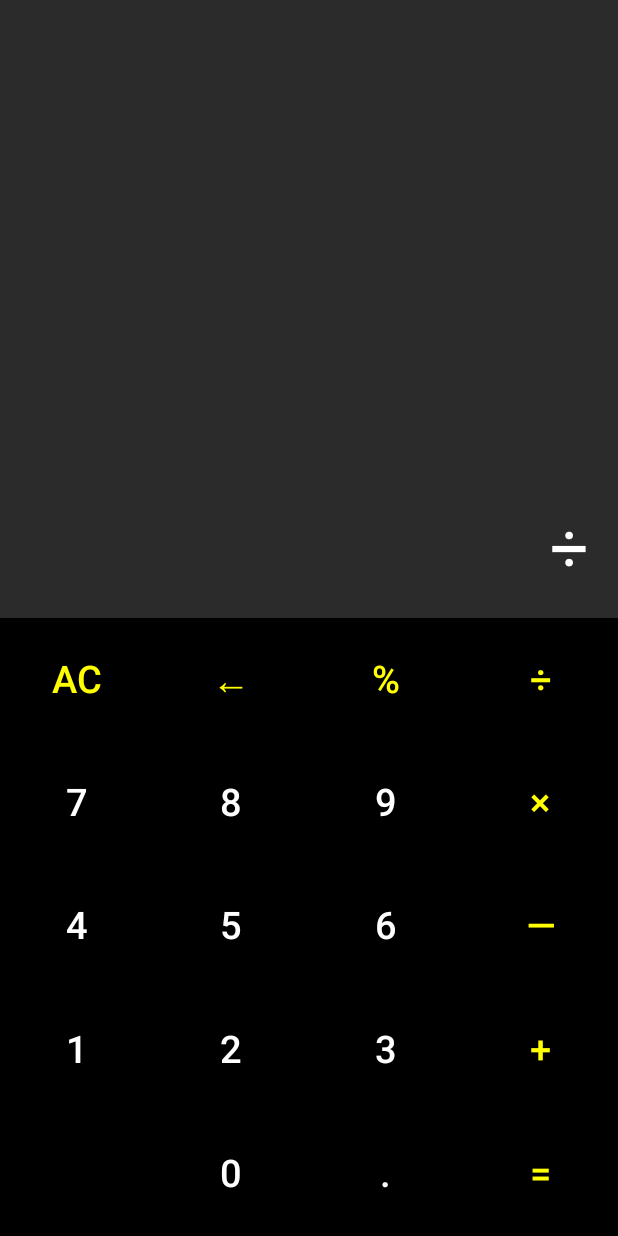
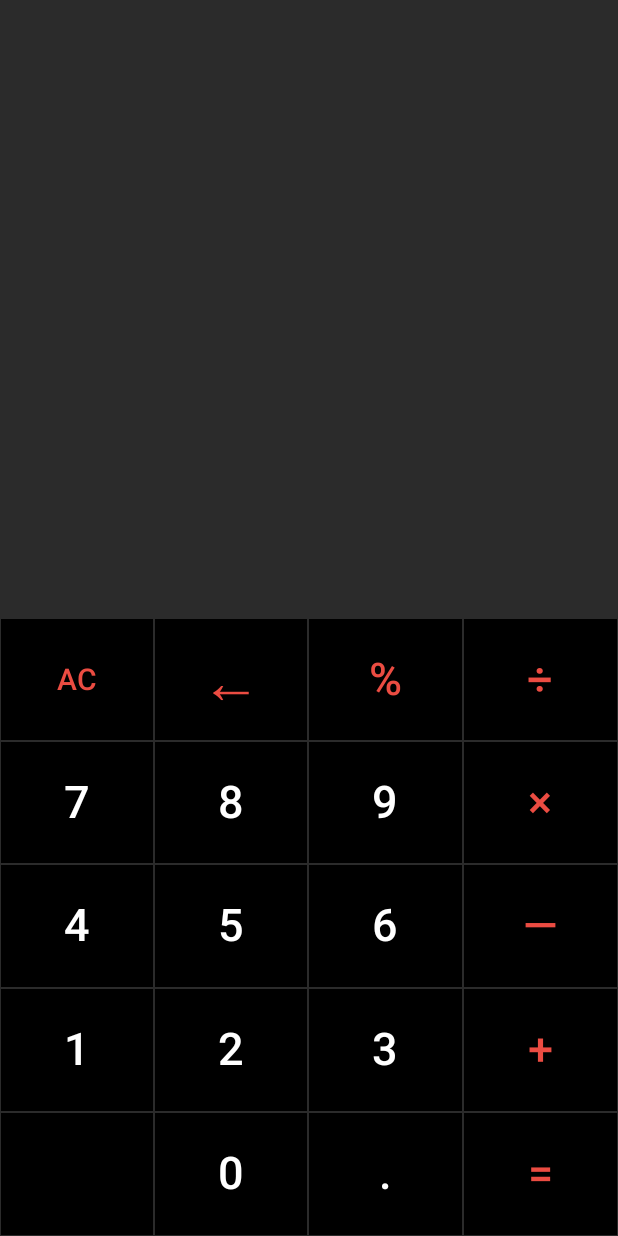
Before and after one commit to Saidamirr/Calculator, an Android app built with Jetpack Compose: the screen it shows after launch (MainActivity), after a tap on an icon or button, on a phone screen of 412 x 824 dp. Run offline under Robolectric (Android 15) with nearby library versions, the phone set to English and light mode, and no system bars.

Commit message:
first stable version

```diff
--- a/app/src/main/java/com/example/calculator/ui/theme/Layout.kt
+++ b/app/src/main/java/com/example/calculator/ui/theme/Layout.kt
@@ -1,5 +1,7 @@
 package com.example.calculator.ui.theme
+import android.util.Size
 import androidx.compose.foundation.background
+import androidx.compose.foundation.border
 import androidx.compose.foundation.layout.Box
 import androidx.compose.foundation.layout.Column
 import androidx.compose.foundation.layout.Row
@@ -16,6 +18,7 @@ import androidx.compose.runtime.*
 import androidx.compose.ui.Alignment
 import androidx.compose.ui.Modifier
 import androidx.compose.ui.graphics.Color
+import androidx.compose.ui.unit.TextUnit
 import androidx.compose.ui.unit.dp
 import androidx.compose.ui.unit.sp
 import java.util.Stack
@@ -26,18 +29,26 @@ fun ButtonModel(
     modifier: Modifier = Modifier,
     label: String,
     action: () -> Unit,
-    color: Color
+    color: Color,
+    size: FontSize
 ) {
     Button(
         onClick = action,
         colors = ButtonDefaults.buttonColors(containerColor = Color.Black),
         modifier = modifier
             .background(Color.Black)
+            .border(0.1.dp, Color(43,43,43))
     ) {
         Text(text = "$label",
             color = color,
-            fontSize = 25.sp)
+            fontSize = size.value)
     }
+}
+
+enum class FontSize(val value: TextUnit) {
+    SMALL(20.sp),
+    NORMAL(30.sp),
+    BIG(40.sp)
 }
 
 @Composable
@@ -47,26 +58,43 @@ fun layout () {
     }
 
     val buttons = listOf(
-        ButtonInstance("AC", { inputString = ""}, ButtonColor.ACTION.value),
-        ButtonInstance("←", { inputString = inputString.dropLast(1)}, ButtonColor.ACTION.value),
-        ButtonInstance("%", {}, ButtonColor.ACTION.value),
-        ButtonInstance("÷", { inputString += "÷" }, ButtonColor.ACTION.value),
-        ButtonInstance("7", { inputString += "7" }, ButtonColor.NUMBER.value),
-        ButtonInstance("8", { inputString += "8" }, ButtonColor.NUMBER.value),
-        ButtonInstance("9", { inputString += "9" }, ButtonColor.NUMBER.value),
-        ButtonInstance("×", { inputString += "×" }, ButtonColor.ACTION.value),
-        ButtonInstance("4", { inputString += "4" }, ButtonColor.NUMBER.value),
-        ButtonInstance("5", { inputString += "5" }, ButtonColor.NUMBER.value),
-        ButtonInstance("6", { inputString += "6" }, ButtonColor.NUMBER.value),
-        ButtonInstance("—", { inputString += "—" }, ButtonColor.ACTION.value),
-        ButtonInstance("1", { inputString += "1" }, ButtonColor.NUMBER.value),
-        ButtonInstance("2", { inputString += "2" }, ButtonColor.NUMBER.value),
-        ButtonInstance("3", { inputString += "3" }, ButtonColor.NUMBER.value),
-        ButtonInstance("+", { inputString += "+" }, ButtonColor.ACTION.value),
-        ButtonInstance(" ", {}, ButtonColor.NUMBER.value),
-        ButtonInstance("0", { inputString += "0" }, ButtonColor.NUMBER.value),
-        ButtonInstance(".", { inputString += "." }, ButtonColor.NUMBER.value),
-        ButtonInstance("=", { inputString = solve(inputString).toString()}, ButtonColor.ACTION.value),
+        ButtonInstance("AC", { inputString = ""}, ButtonColor.ACTION.value, FontSize.SMALL),
+        ButtonInstance("←", { inputString = inputString.dropLast(1)}, ButtonColor.ACTION.value, FontSize.BIG),
+        ButtonInstance("%", {}, ButtonColor.ACTION.value, FontSize.NORMAL),
+        ButtonInstance("÷", {
+            try{
+                if(isLastOperator(inputString)) inputString = inputString.dropLast(1)
+                if(inputString.isNotEmpty()) inputString += "÷"
+            } catch (e: Exception) {
+                println("Ошибка: ${e.message}")
+            }
+
+                            }, ButtonColor.ACTION.value, FontSize.NORMAL),
+        ButtonInstance("7", { inputString += "7" }, ButtonColor.NUMBER.value, FontSize.NORMAL),
+        ButtonInstance("8", { inputString += "8" }, ButtonColor.NUMBER.value, FontSize.NORMAL),
+        ButtonInstance("9", { inputString += "9" }, ButtonColor.NUMBER.value, FontSize.NORMAL),
+        ButtonInstance("×", {
+            if(isLastOperator(inputString)) inputString = inputString.dropLast(1)
+            if(inputString.isNotEmpty()) inputString += "×"
+                            }, ButtonColor.ACTION.value, FontSize.NORMAL),
+        ButtonInstance("4", { inputString += "4" }, ButtonColor.NUMBER.value, FontSize.NORMAL),
+        ButtonInstance("5", { inputString += "5" }, ButtonColor.NUMBER.value, FontSize.NORMAL),
+        ButtonInstance("6", { inputString += "6" }, ButtonColor.NUMBER.value, FontSize.NORMAL),
+        ButtonInstance("—", {
+            if(isLastOperator(inputString)) inputString = inputString.dropLast(1)
+            if(inputString.isNotEmpty()) inputString += "—"
+                            }, ButtonColor.ACTION.value, FontSize.NORMAL),
+        ButtonInstance("1", { inputString += "1" }, ButtonColor.NUMBER.value, FontSize.NORMAL),
+        ButtonInstance("2", { inputString += "2" }, ButtonColor.NUMBER.value, FontSize.NORMAL),
+        ButtonInstance("3", { inputString += "3" }, ButtonColor.NUMBER.value, FontSize.NORMAL),
+        ButtonInstance("+", {
+            if(isLastOperator(inputString)) inputString = inputString.dropLast(1)
+            if(inputString.isNotEmpty()) inputString += "+"
+                            }, ButtonColor.ACTION.value, FontSize.NORMAL),
+        ButtonInstance(" ", { inputString = "Не используй калькулятор, баран"}, ButtonColor.NUMBER.value, FontSize.NORMAL),
+        ButtonInstance("0", { inputString += "0" }, ButtonColor.NUMBER.value, FontSize.NORMAL),
+        ButtonInstance(".", { inputString += "." }, ButtonColor.NUMBER.value, FontSize.NORMAL),
+        ButtonInstance("=", { inputString = solve(inputString).toString()}, ButtonColor.ACTION.value, FontSize.NORMAL),
     )
     Column(
         modifier = Modifier
@@ -120,14 +148,21 @@ fun layout () {
     }
 }
 
+fun isLastOperator(str: String): Boolean {
+    if( str.isNotEmpty() && Operation.makeOperator(str[str.length-1]).value != null ) return true
+    else return false
+}
+
+
 class ButtonInstance (
     val label: String,
     val action: () -> Unit,
-    val color: Color
+    val color: Color,
+    val size: FontSize
 )
 
 enum class ButtonColor (val value: Color) {
-    ACTION(Color.Yellow),
+    ACTION(Color(235,76,66)),
     NUMBER(Color.White)
 }
 
@@ -147,7 +182,8 @@ fun ButtonsRow(
                     .fillMaxHeight(),
                 label = buttons[i].label,
                 action = buttons[i].action,
-                color = buttons[i].color)
+                color = buttons[i].color,
+                size = buttons[i].size)
         }
     }
 }
@@ -156,6 +192,7 @@ fun solve(input: String): Number {
     val regex = Regex("([—+×÷])|([0-9]+\\.?[0-9]*)")
     val numberStack = Stack<Number>()
     val operatorStack = Stack<Operation>()
+    var lastWasOperator = false
 
     val matches = regex.findAll(input)
 
@@ -177,6 +214,7 @@ fun solve(input: String): Number {
 
                 // Добавляем текущий оператор в стек
                 operatorStack.push(currentOperator)
+                lastWasOperator = true
             } else {
                 // Добавляем число в стек
                 if (value.contains(".")) {
@@ -184,6 +222,7 @@ fun solve(input: String): Number {
                 } else {
                     numberStack.push(value.toInt())
                 }
+                lastWasOperator = false
             }
         }
 
@@ -219,7 +258,7 @@ fun calculate(num1: Float, num2: Float, operation: Operation): Float {
 }
 
 class Operation() {
-    var value: Char = ' '
+    var value: Char? = ' '
         private set
     var priority = 0
         private set
@@ -245,6 +284,7 @@ class Operation() {
                     result.value = '/'
                     result.priority = 2
                 }
+                else -> result.value = null
             }
             return result
         }
```
